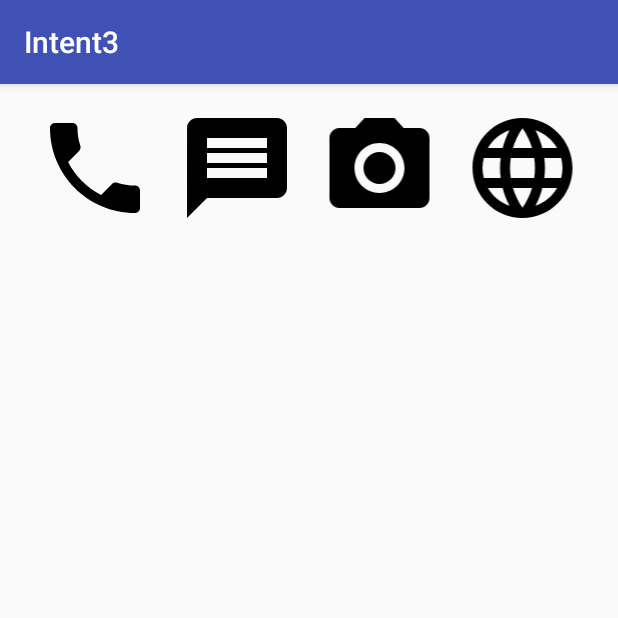
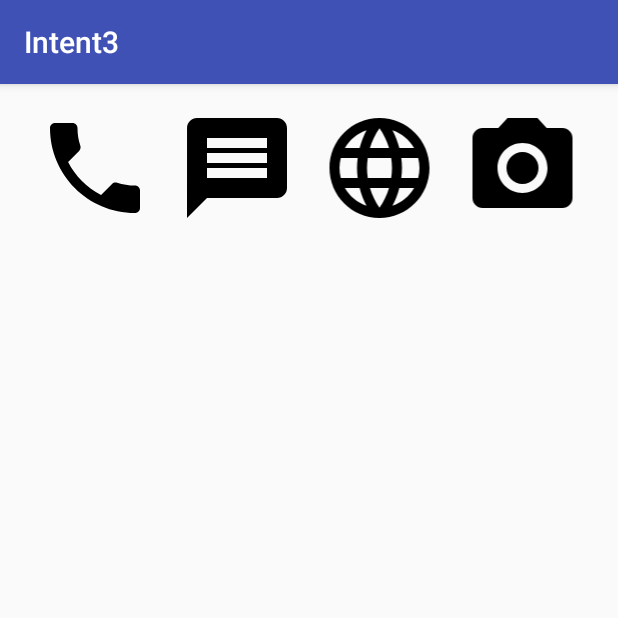
Before and after one commit to salsasavira/Intent3, an Android app: the screen it shows after launch (MainActivity), on a phone screen of 412 x 824 dp, the top half of it. Run offline under Robolectric (Android 15) with nearby library versions, the phone set to English and light mode, and no system bars.

```diff
--- a/app/src/main/res/layout/activity_main.xml
+++ b/app/src/main/res/layout/activity_main.xml
@@ -25,17 +25,17 @@
         android:src="@drawable/ic_message_black_24dp" />
 
     <ImageView
+        android:id="@+id/imageViewBrowser"
+        android:layout_width="80dp"
+        android:layout_height="80dp"
+        android:layout_weight="1"
+        android:src="@drawable/ic_language_black_24dp" />
+
+    <ImageView
         android:id="@+id/imageViewCamera"
         android:layout_width="80dp"
         android:layout_height="80dp"
         android:layout_weight="1"
         android:src="@drawable/ic_camera_alt_black_24dp" />
 
-    <ImageView
-        android:id="@+id/imageViewBrowser"
-        android:layout_width="80dp"
-        android:layout_height="80dp"
-        android:layout_weight="1"
-        android:src="@drawable/ic_language_black_24dp" />
-
 </LinearLayout>
```
Also changed, not shown: app/src/main/java/id/sch/smktelkom_mlg/learn/intent3/MainActivity.java (+29 -0 lines).
